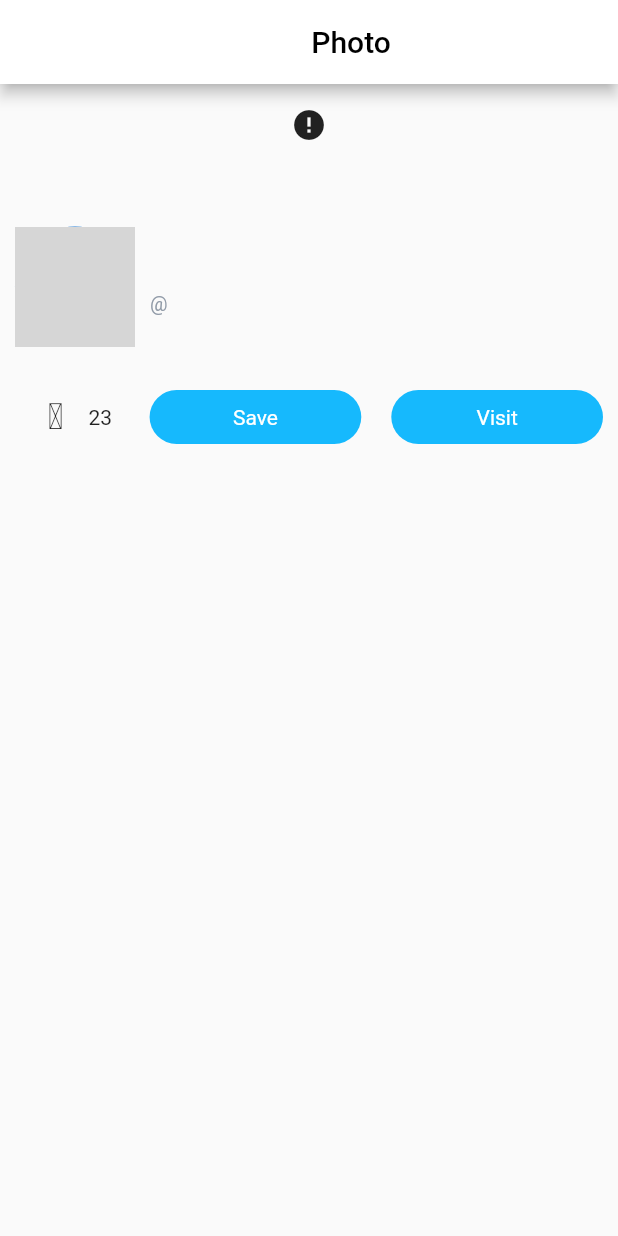
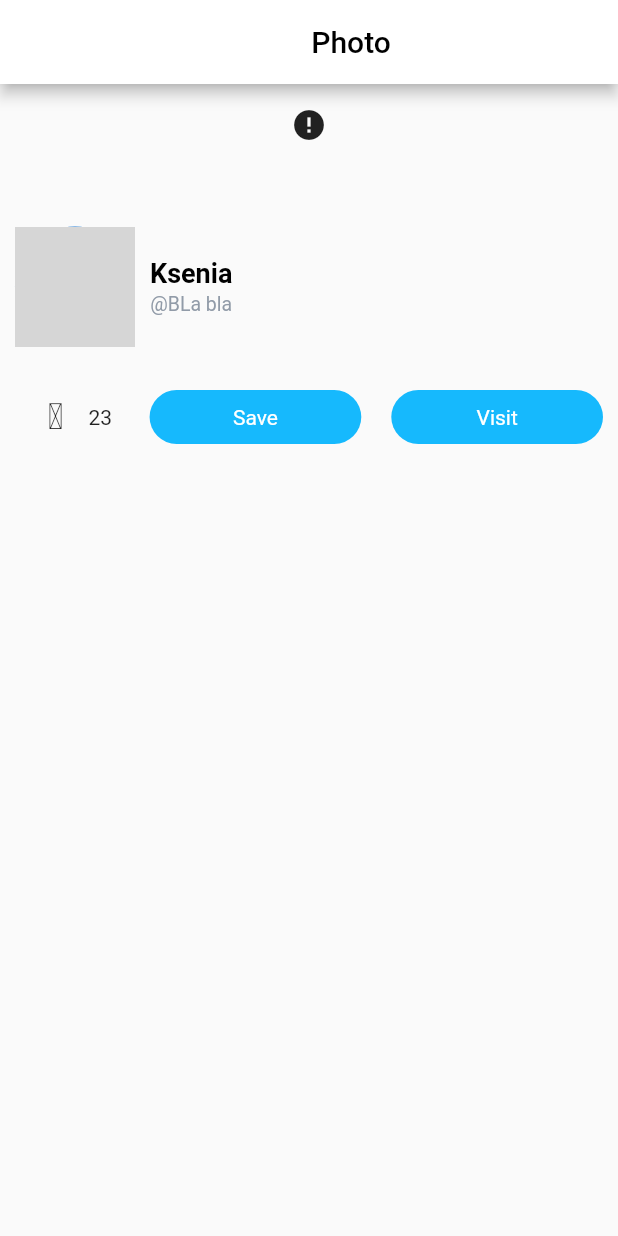
Before and after one commit to XenaWarrio/GalleryApp, a Flutter app: the screen it shows after launch, after a tap on the "error" icon, on a phone screen of 412 x 824 dp. Run offline on Flutter 3.47's test engine with Material 2 defaults, Android fonts, the phone set to English and light mode, and no system bars; drawn by our look-alikes of cached_network_image; network calls fail; grey boxes are pictures that could not be loaded.

```diff
--- a/lib/screens/feed_screen.dart
+++ b/lib/screens/feed_screen.dart
@@ -37,10 +37,10 @@ class _FeedState extends State<Feed> {
         GestureDetector(
             onTap: () {
               Navigator.push(context,
-                  MaterialPageRoute(builder: (context) => FullScreenImage()));
+                  MaterialPageRoute(builder: (context) => FullScreenImage(index: index)));
             },
             child: Hero(
-              tag: "$index heroTa",
+              tag: "heroTag $index",
               child: Photo(photoLink: kFlutterDash),
             )),
         _buildPhotoMeta(index),
--- a/lib/screens/photo_screen.dart
+++ b/lib/screens/photo_screen.dart
@@ -2,6 +2,8 @@ import 'package:FlutterGalleryApp/res/res.dart';
 import 'package:FlutterGalleryApp/widgets/widgets.dart';
 import 'package:flutter/cupertino.dart';
 import 'package:flutter/material.dart';
+
+import 'feed_screen.dart';
 
 class FullScreenImage extends StatefulWidget {
 
@@ -15,6 +17,7 @@ class FullScreenImage extends StatefulWidget {
       ' many textso it is a very big tree , without heart. So take my hand. and many many many text ';
 
   final String name;
+  final int index;
   final String userName;
   final String altDescription;
   final String photo;
@@ -22,6 +25,7 @@ class FullScreenImage extends StatefulWidget {
 
   FullScreenImage(
       {this.name = "",
+        this.index,
       this.userName = "",
       this.altDescription = "",
       this.photo = link,
@@ -37,7 +41,7 @@ class FullScreenImage extends StatefulWidget {
 
 class _FullScreenImage extends State<FullScreenImage>  with TickerProviderStateMixin {
 
-AnimationController controller;
+  AnimationController controller;
 Animation<double> animation;
 
 initState() {
@@ -62,7 +66,10 @@ initState() {
       appBar: _appBar(),
       body: Column(
         children: <Widget>[
-          Photo(photoLink: widget.photo, key: Key('Photo')),
+          Hero(
+            tag: "heroTag ${widget.index}",
+          child : Photo(photoLink: kFlutterDash, key: Key('Photo')),
+          ),
           Padding(
             padding: EdgeInsets.only(left: 10, bottom: 10, right: 10),
             child: Text(
@@ -108,11 +115,12 @@ initState() {
         Column(
           children: <Widget>[
             Text(
-              widget.name,
+              //widget.name
+              "Ksenia",
               style: AppStyles.h1Black,
             ),
             Text(
-              '@${widget.userName}',
+              '@BLa bla',
               style: AppStyles.h5Black,
             ),
           ],
@@ -171,4 +179,5 @@ initState() {
   }
 
   void someMethod() {}
+
 }
```
